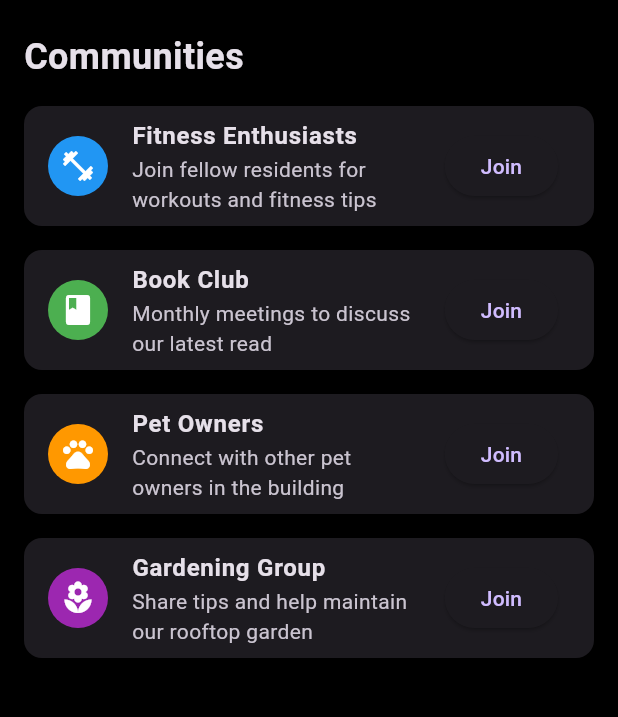
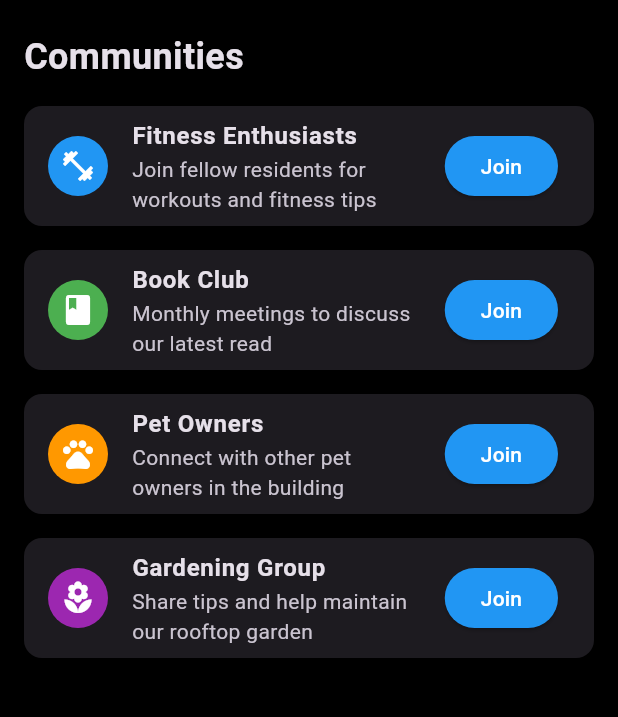
Before and after one commit to adhfarg/buildingmanagement, a Flutter app: the CommunitiesScreen screen opened by its route, on a phone screen of 412 x 824 dp, the part 233-950 px from its top. Run offline on Flutter 3.47's test engine with Material 3 defaults, Android fonts, the phone set to English and light mode, and no system bars; our stand-ins replace cached_network_image, shared_preferences; accounts and stored records are empty; network calls fail.

Commit message:
Communities Button Update

```diff
--- a/lib/screens/communities_screen.dart
+++ b/lib/screens/communities_screen.dart
@@ -1,8 +1,76 @@
 import 'package:flutter/material.dart';
 import '../widgets/custom_navigation_drawer.dart';
 
-class CommunitiesScreen extends StatelessWidget {
+class Community {
+  final String name;
+  final String description;
+  final IconData icon;
+  final Color color;
+  bool isJoined;
+
+  Community({
+    required this.name,
+    required this.description,
+    required this.icon,
+    required this.color,
+    this.isJoined = false,
+  });
+}
+
+class CommunitiesScreen extends StatefulWidget {
   const CommunitiesScreen({Key? key}) : super(key: key);
+
+  @override
+  State<CommunitiesScreen> createState() => _CommunitiesScreenState();
+}
+
+class _CommunitiesScreenState extends State<CommunitiesScreen> {
+  final List<Community> communities = [
+    Community(
+      name: 'Fitness Enthusiasts',
+      description: 'Join fellow residents for workouts and fitness tips',
+      icon: Icons.fitness_center,
+      color: Colors.blue,
+    ),
+    Community(
+      name: 'Book Club',
+      description: 'Monthly meetings to discuss our latest read',
+      icon: Icons.book,
+      color: Colors.green,
+    ),
+    Community(
+      name: 'Pet Owners',
+      description: 'Connect with other pet owners in the building',
+      icon: Icons.pets,
+      color: Colors.orange,
+    ),
+    Community(
+      name: 'Gardening Group',
+      description: 'Share tips and help maintain our rooftop garden',
+      icon: Icons.local_florist,
+      color: Colors.purple,
+    ),
+  ];
+
+  void _toggleJoin(int index) {
+    setState(() {
+      communities[index].isJoined = !communities[index].isJoined;
+    });
+
+    ScaffoldMessenger.of(context).showSnackBar(
+      SnackBar(
+        content: Text(
+          communities[index].isJoined
+              ? 'Joined ${communities[index].name}'
+              : 'Left ${communities[index].name}',
+          style: const TextStyle(color: Colors.white),
+        ),
+        backgroundColor: Colors.grey[850],
+        behavior: SnackBarBehavior.floating,
+        duration: const Duration(seconds: 2),
+      ),
+    );
+  }
 
   @override
   Widget build(BuildContext context) {
@@ -25,51 +93,38 @@ class CommunitiesScreen extends StatelessWidget {
             style: TextStyle(fontSize: 24, fontWeight: FontWeight.bold),
           ),
           const SizedBox(height: 16),
-          _buildCommunityItem(
-            'Fitness Enthusiasts',
-            'Join fellow residents for workouts and fitness tips',
-            Icons.fitness_center,
-            Colors.blue,
-          ),
-          _buildCommunityItem(
-            'Book Club',
-            'Monthly meetings to discuss our latest read',
-            Icons.book,
-            Colors.green,
-          ),
-          _buildCommunityItem(
-            'Pet Owners',
-            'Connect with other pet owners in the building',
-            Icons.pets,
-            Colors.orange,
-          ),
-          _buildCommunityItem(
-            'Gardening Group',
-            'Share tips and help maintain our rooftop garden',
-            Icons.local_florist,
-            Colors.purple,
+          ...List.generate(
+            communities.length,
+            (index) => _buildCommunityItem(index),
           ),
         ],
       ),
     );
   }
 
-  Widget _buildCommunityItem(
-      String title, String description, IconData icon, Color color) {
+  Widget _buildCommunityItem(int index) {
+    final community = communities[index];
     return Card(
       margin: const EdgeInsets.only(bottom: 16),
       child: ListTile(
         leading: CircleAvatar(
-          backgroundColor: color,
-          child: Icon(icon, color: Colors.white),
+          backgroundColor: community.color,
+          child: Icon(community.icon, color: Colors.white),
         ),
-        title: Text(title, style: const TextStyle(fontWeight: FontWeight.bold)),
-        subtitle: Text(description),
+        title: Text(community.name,
+            style: const TextStyle(fontWeight: FontWeight.bold)),
+        subtitle: Text(community.description),
         trailing: ElevatedButton(
-          onPressed: () {
-            // TODO: Join community functionality
-          },
-          child: const Text('Join'),
+          onPressed: () => _toggleJoin(index),
+          style: ElevatedButton.styleFrom(
+            backgroundColor:
+                community.isJoined ? Colors.grey[800] : Colors.blue,
+            foregroundColor: Colors.white,
+            shape: RoundedRectangleBorder(
+              borderRadius: BorderRadius.circular(20),
+            ),
+          ),
+          child: Text(community.isJoined ? 'Joined' : 'Join'),
         ),
       ),
     );
```
